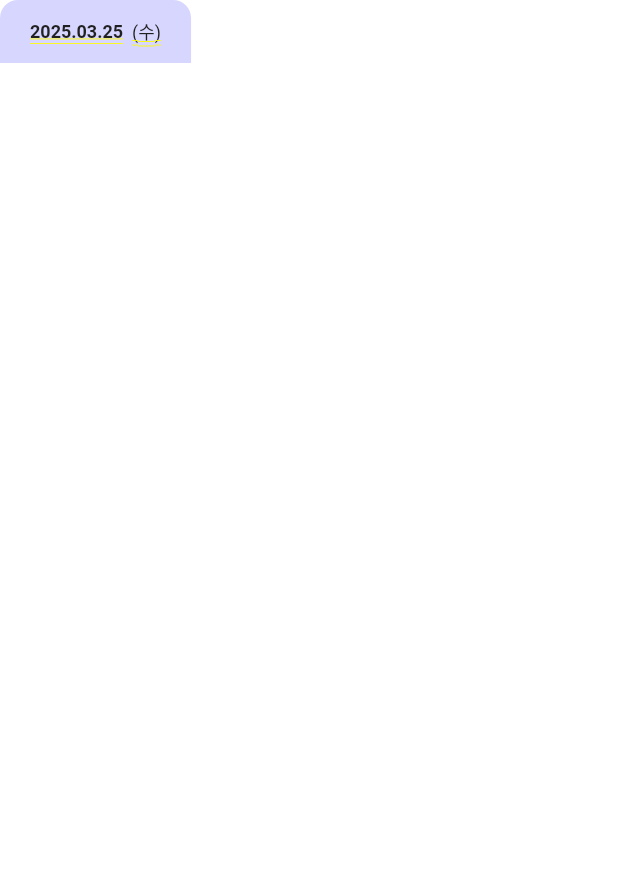
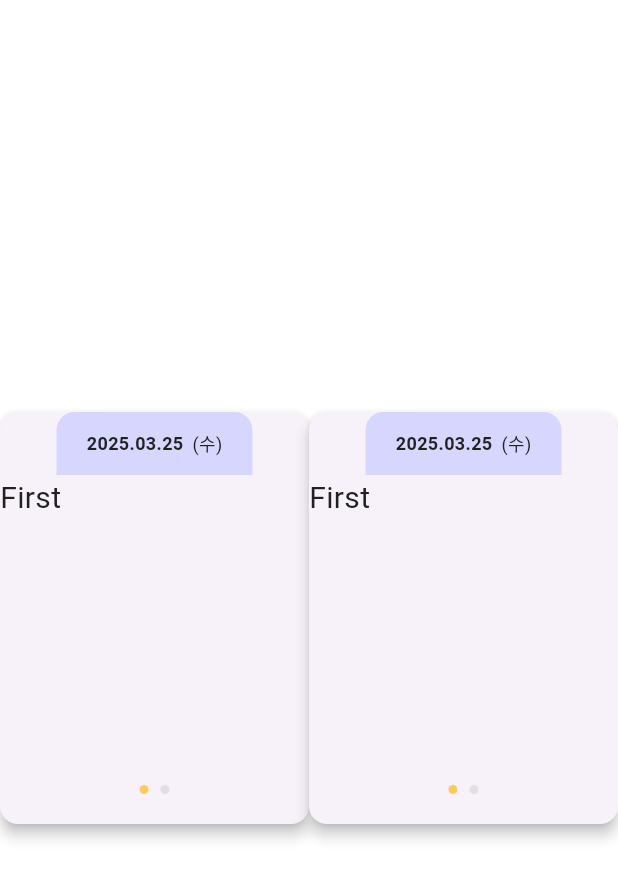
Before and after one commit to kbh97102/Fillsa_flutter, a Flutter app: the screen it shows after launch, on a phone screen of 412 x 824 dp. Shown: the top 879 px of the screen. Run offline on Flutter 3.47's test engine with Material 3 defaults, Android fonts, the phone set to English and light mode, and no system bars; drawn by our look-alikes of smooth_page_indicator; our stand-ins replace flutter_svg, go_router, table_calendar; Roboto replaces fonts that are missing (Pretendard).

Commit message:
feat: content size 수정

```diff
--- a/lib/main.dart
+++ b/lib/main.dart
@@ -1,5 +1,5 @@
 import 'package:fillsa_flutter/routes.dart';
-import 'package:fillsa_flutter/ui/list/quote_list_item_header.dart';
+import 'package:fillsa_flutter/ui/list/quote_list_item.dart';
 import 'package:fillsa_flutter/util/typo.dart';
 import 'package:flutter/material.dart';
 import 'package:go_router/go_router.dart';
@@ -25,7 +25,15 @@ class DevMain extends StatelessWidget {
     return MaterialApp(
       theme: fillsaTheme,
       home: SafeArea(
-        child: Container(color: Colors.white, child: QuoteListItemHeader()),
+        child: Container(
+          color: Colors.white,
+          child: Row(
+            children: [
+              Expanded(child: QuoteListItem()),
+              Expanded(child: QuoteListItem()),
+            ],
+          ),
+        ),
       ),
     );
   }
--- a/lib/ui/list/quote_list_item.dart
+++ b/lib/ui/list/quote_list_item.dart
@@ -1,10 +1,26 @@
-import 'package:flutter/widgets.dart';
+import 'package:fillsa_flutter/ui/list/quote_list_item_content.dart';
+import 'package:fillsa_flutter/ui/list/quote_list_item_header.dart';
+import 'package:flutter/material.dart';
 
 class QuoteListItem extends StatelessWidget {
   const QuoteListItem({super.key});
 
   @override
   Widget build(BuildContext context) {
-    return const Placeholder();
+    return AspectRatio(
+      aspectRatio: 150.0 / 200.0,
+      child: Card(
+        elevation: 4,
+        margin: const EdgeInsets.all(0), // GridView에서 간격을 제어하므로 margin은 0으로 설정
+        shape: RoundedRectangleBorder(borderRadius: BorderRadius.circular(12)),
+        clipBehavior: Clip.antiAlias,
+        child: Column(
+          children: [
+            QuoteListItemHeader(),
+            Expanded(child: QuoteListItemContent()),
+          ],
+        ),
+      ),
+    );
   }
 }
--- /dev/null
+++ b/lib/ui/list/quote_list_item_content.dart
@@ -0,0 +1,58 @@
+import 'package:fillsa_flutter/util/extensions.dart';
+import 'package:flutter/material.dart';
+import 'package:smooth_page_indicator/smooth_page_indicator.dart';
+
+import '../../util/colors.dart';
+
+class QuoteListItemContent extends StatefulWidget {
+  QuoteListItemContent({super.key});
+
+  @override
+  State<QuoteListItemContent> createState() => _QuoteListItemContentState();
+}
+
+class _QuoteListItemContentState extends State<QuoteListItemContent> {
+  late PageController _pageController;
+
+  @override
+  void initState() {
+    super.initState();
+    _pageController = PageController();
+  }
+
+  @override
+  void dispose() {
+    super.dispose();
+    _pageController.dispose();
+  }
+
+  @override
+  Widget build(BuildContext context) {
+    return Stack(
+      alignment: Alignment.bottomCenter,
+      children: [
+        PageView(
+          children: [
+            Text("First", style: context.fillsaTypo.body1),
+            Text("Second", style: context.fillsaTypo.body1),
+          ],
+          controller: _pageController,
+        ),
+        Padding(
+          padding: const EdgeInsets.only(top: 12, bottom: 20),
+          child: SmoothPageIndicator(
+            controller: _pageController,
+            count: 2,
+            onDotClicked: (index) {},
+            effect: WormEffect(
+              dotWidth: 6,
+              dotHeight: 6,
+              dotColor: grey200,
+              activeDotColor: yellow02,
+            ),
+          ),
+        ),
+      ],
+    );
+  }
+}
--- a/lib/ui/list/quote_list_item_header.dart
+++ b/lib/ui/list/quote_list_item_header.dart
@@ -6,9 +6,7 @@ class QuoteListItemHeader extends StatelessWidget {
 
   @override
   Widget build(BuildContext context) {
-    return Wrap(
-      children: [
-        Container(
+    return Container(
       padding: const EdgeInsets.symmetric(vertical: 12, horizontal: 20),
       decoration: BoxDecoration(
         color: const Color(0xFFD7D6FF), // 배경 색상
@@ -25,8 +23,6 @@ class QuoteListItemHeader extends StatelessWidget {
           Text("(수)", style: context.fillsaTypo.buttonXSmallNormal),
         ],
       ),
-        ),
-      ],
     );
   }
 }
--- a/pubspec.yaml
+++ b/pubspec.yaml
@@ -20,6 +20,7 @@ dependencies:
   table_calendar: ^3.2.0
   go_router: ^16.2.0
   go_router_builder: ^3.2.1
+  smooth_page_indicator: ^1.2.1
 
 dev_dependencies:
   flutter_test:
```
Also changed, not shown: lib/ui/list/quote_list_item_body.dart (added, +18 -0 lines), lib/ui/list/quote_list_item_state.dart (added, +31 -0 lines), assets/images/icn_memo.svg (added), pubspec.lock. Lines whose indentation alone changed are shown as unchanged.
